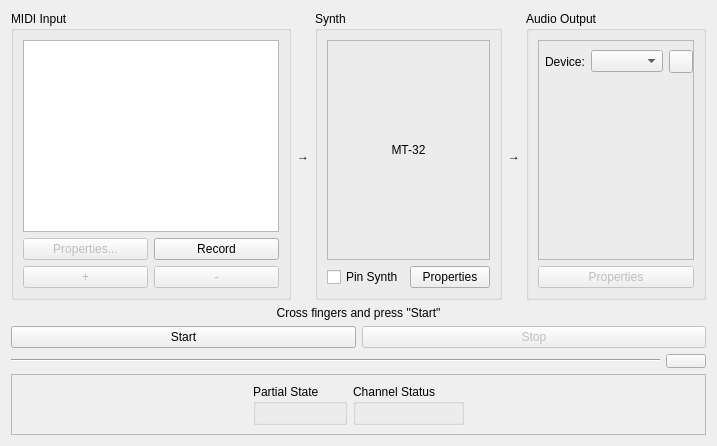
This is mt32emu_qt/src/SynthWidget.ui in Stino/munt as Qt 5 draws it before an edit. The edited form follows.
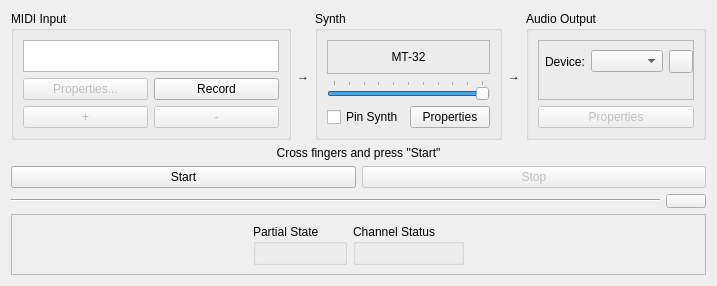
This is the edited form. Icons and pictures are not drawn.

Commit message: - Optimized main window layout - Added master volume slider - Added another icon for closing synth details - Main window size is now adjusted upon closing synth details pane - Synth details pane visibility is stored

```diff
--- a/mt32emu_qt/src/SynthWidget.ui
+++ b/mt32emu_qt/src/SynthWidget.ui
@@ -2,6 +2,20 @@
 <ui version="4.0">
  <class>SynthWidget</class>
  <widget class="QWidget" name="SynthWidget">
+  <property name="geometry">
+   <rect>
+    <x>0</x>
+    <y>0</y>
+    <width>683</width>
+    <height>280</height>
+   </rect>
+  </property>
+  <property name="sizePolicy">
+   <sizepolicy hsizetype="Minimum" vsizetype="Minimum">
+    <horstretch>0</horstretch>
+    <verstretch>0</verstretch>
+   </sizepolicy>
+  </property>
   <property name="windowTitle">
    <string>Form</string>
   </property>
@@ -15,7 +29,14 @@
        </property>
        <layout class="QVBoxLayout" name="verticalLayout_2">
         <item>
-         <widget class="QListWidget" name="midiList"/>
+         <widget class="QListWidget" name="midiList">
+          <property name="sizePolicy">
+           <sizepolicy hsizetype="MinimumExpanding" vsizetype="Ignored">
+            <horstretch>0</horstretch>
+            <verstretch>0</verstretch>
+           </sizepolicy>
+          </property>
+         </widget>
         </item>
         <item>
          <layout class="QHBoxLayout" name="horizontalLayout_8">
@@ -74,12 +95,24 @@
      </item>
      <item>
       <widget class="QGroupBox" name="groupBox_2">
+       <property name="sizePolicy">
+        <sizepolicy hsizetype="Minimum" vsizetype="Minimum">
+         <horstretch>0</horstretch>
+         <verstretch>0</verstretch>
+        </sizepolicy>
+       </property>
        <property name="title">
         <string>Synth</string>
        </property>
        <layout class="QVBoxLayout" name="verticalLayout_3">
         <item>
          <widget class="QFrame" name="frame">
+          <property name="sizePolicy">
+           <sizepolicy hsizetype="Minimum" vsizetype="Minimum">
+            <horstretch>0</horstretch>
+            <verstretch>0</verstretch>
+           </sizepolicy>
+          </property>
           <property name="frameShape">
            <enum>QFrame::StyledPanel</enum>
           </property>
@@ -100,6 +133,31 @@
           </layout>
          </widget>
         </item>
+        <item>
+         <widget class="QSlider" name="masterVolumeSlider">
+          <property name="sizePolicy">
+           <sizepolicy hsizetype="Minimum" vsizetype="Fixed">
+            <horstretch>0</horstretch>
+            <verstretch>0</verstretch>
+           </sizepolicy>
+          </property>
+          <property name="maximum">
+           <number>100</number>
+          </property>
+          <property name="value">
+           <number>100</number>
+          </property>
+          <property name="orientation">
+           <enum>Qt::Horizontal</enum>
+          </property>
+          <property name="tickPosition">
+           <enum>QSlider::TicksAbove</enum>
+          </property>
+          <property name="tickInterval">
+           <number>10</number>
+          </property>
+         </widget>
+        </item>
         <item>
          <layout class="QHBoxLayout" name="horizontalLayout_4">
           <item>
@@ -200,6 +258,12 @@
    </item>
    <item>
     <widget class="QLabel" name="statusLabel">
+     <property name="sizePolicy">
+      <sizepolicy hsizetype="Preferred" vsizetype="Fixed">
+       <horstretch>0</horstretch>
+       <verstretch>0</verstretch>
+      </sizepolicy>
+     </property>
      <property name="text">
       <string>Cross fingers and press &quot;Start&quot;</string>
      </property>
```
The commit also changes 5 other files.
